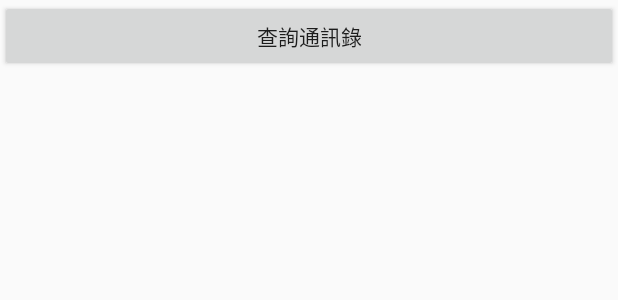
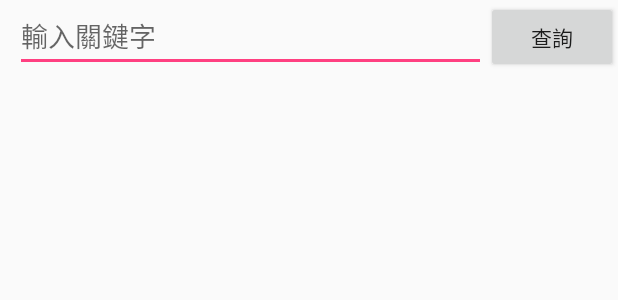
Before and after one commit to tkotko615/AcesMPortal, an Android app: the layout activity_contacts.xml on its own in the app's theme, with its tools: preview values and no code run, on a phone screen of 412 x 824 dp. Shown: the top 300 px of the screen. Run offline under Robolectric (Android 15) with nearby library versions, the phone set to English and light mode, and no system bars.

Commit message:
170607 加入通訊錄查詢

```diff
--- a/app/src/main/AndroidManifest.xml
+++ b/app/src/main/AndroidManifest.xml
@@ -25,7 +25,8 @@
         <!--通訊錄-->
         <activity android:name=".ContactsActivity"
             android:label="@string/act_title_contacts"
-            android:parentActivityName=".MainActivity">
+            android:parentActivityName=".MainActivity"
+            android:windowSoftInputMode="stateHidden">
         </activity>
     </application>
 
--- a/app/src/main/res/layout/activity_contacts.xml
+++ b/app/src/main/res/layout/activity_contacts.xml
@@ -3,11 +3,28 @@
     android:orientation="vertical" android:layout_width="match_parent"
     android:layout_height="match_parent">
 
-    <Button
-        android:id="@+id/btn_getContacts"
+
+    <LinearLayout xmlns:android="http://schemas.android.com/apk/res/android"
         android:layout_width="match_parent"
         android:layout_height="wrap_content"
-        android:text="查詢通訊錄" />
+        android:orientation="horizontal">
+
+        <EditText
+            android:id="@+id/edt_query"
+            android:layout_weight="0.8"
+            android:layout_width="0dp"
+            android:layout_height="wrap_content"
+            android:layout_marginLeft="10dp"
+            android:ems="10"
+            android:inputType="textPersonName"
+            android:hint="輸入關鍵字" />
+
+        <Button
+            android:id="@+id/btn_getContacts"
+            android:layout_width="wrap_content"
+            android:layout_height="wrap_content"
+            android:text="查詢" />
+    </LinearLayout>
 
     <ListView
         android:id="@+id/list_Contacts"
```
Also changed, not shown: app/src/main/java/com/acesconn/acesmportal/ContactsActivity.java (+66 -6 lines), app/src/main/java/com/acesconn/acesmportal/DatabaseUtil.java (added, +24 -0 lines).
